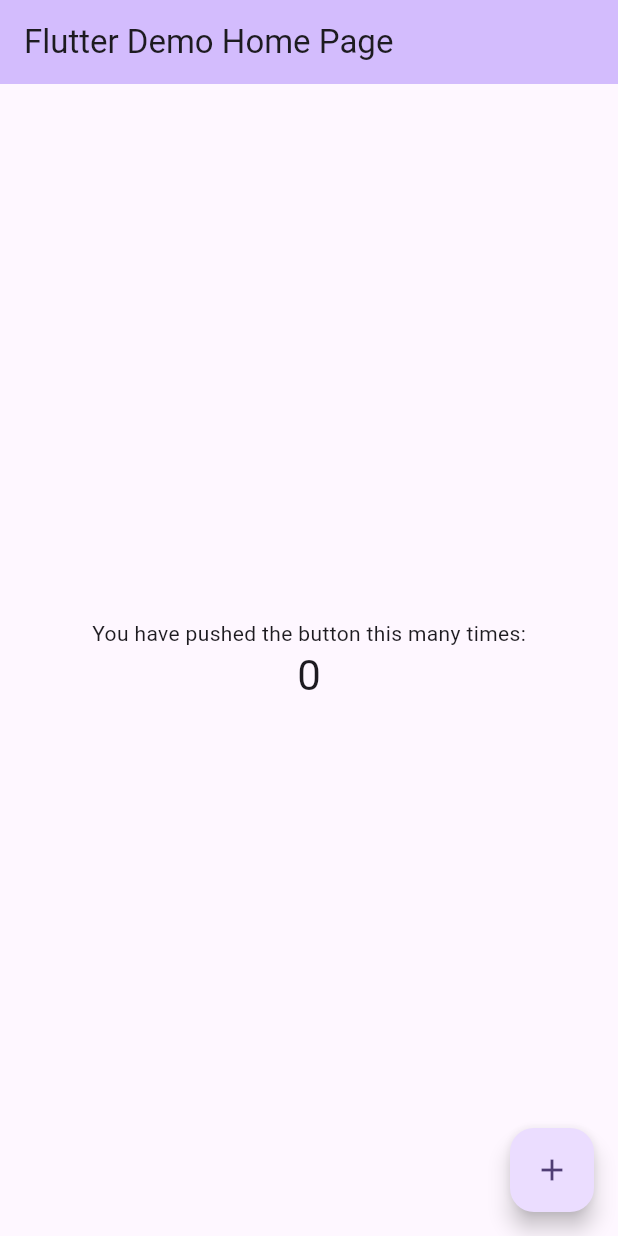
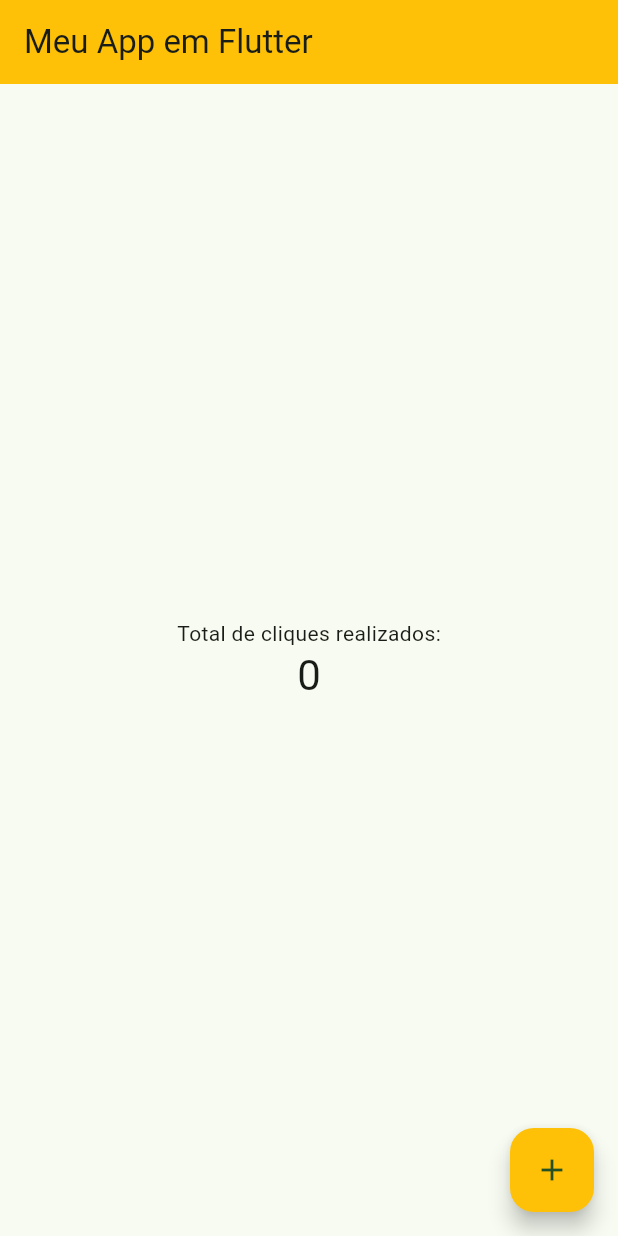
Before and after one commit to roni-ry/meuappflutter, a Flutter app: the screen it shows after launch, on a phone screen of 412 x 824 dp. Run offline on Flutter 3.47's test engine with Material 2 defaults, Android fonts, the phone set to English and light mode, and no system bars.

Commit message:
with the following changes in cores and texts

```diff
--- a/lib/main.dart
+++ b/lib/main.dart
@@ -13,25 +13,10 @@ class MyApp extends StatelessWidget {
     return MaterialApp(
       title: 'Flutter Demo',
       theme: ThemeData(
-        // This is the theme of your application.
-        //
-        // TRY THIS: Try running your application with "flutter run". You'll see
-        // the application has a blue toolbar. Then, without quitting the app,
-        // try changing the seedColor in the colorScheme below to Colors.green
-        // and then invoke "hot reload" (save your changes or press the "hot
-        // reload" button in a Flutter-supported IDE, or press "r" if you used
-        // the command line to start the app).
-        //
-        // Notice that the counter didn't reset back to zero; the application
-        // state is not lost during the reload. To reset the state, use hot
-        // restart instead.
-        //
-        // This works for code too, not just values: Most code changes can be
-        // tested with just a hot reload.
-        colorScheme: ColorScheme.fromSeed(seedColor: Colors.deepPurple),
+        colorScheme: ColorScheme.fromSeed(seedColor: Colors.green),
         useMaterial3: true,
       ),
-      home: const MyHomePage(title: 'Flutter Demo Home Page'),
+      home: const MyHomePage(title: 'Meu App em Flutter'),
     );
   }
 }
@@ -39,14 +24,7 @@ class MyApp extends StatelessWidget {
 class MyHomePage extends StatefulWidget {
   const MyHomePage({super.key, required this.title});
 
-  // This widget is the home page of your application. It is stateful, meaning
-  // that it has a State object (defined below) that contains fields that affect
-  // how it looks.
-
-  // This class is the configuration for the state. It holds the values (in this
-  // case the title) provided by the parent (in this case the App widget) and
-  // used by the build method of the State. Fields in a Widget subclass are
-  // always marked "final".
+  // Fields in a Widget subclass are always "final".
 
   final String title;
 
@@ -59,29 +37,23 @@ class _MyHomePageState extends State<MyHomePage> {
 
   void _incrementCounter() {
     setState(() {
-      // This call to setState tells the Flutter framework that something has
-      // changed in this State, which causes it to rerun the build method below
-      // so that the display can reflect the updated values. If we changed
-      // _counter without calling setState(), then the build method would not be
-      // called again, and so nothing would appear to happen.
+      //This call to setState tells the Flutter framework that something has happened
+      // which causes it to re-execute the construction method below
+      // so the display can reflect the updated values.
       _counter++;
     });
   }
 
   @override
   Widget build(BuildContext context) {
-    // This method is rerun every time setState is called, for instance as done
-    // by the _incrementCounter method above.
-    //
-    // The Flutter framework has been optimized to make rerunning build methods
-    // fast, so that you can just rebuild anything that needs updating rather
-    // than having to individually change instances of widgets.
+    // Este método é executado novamente toda vez que setState é chamado, por exemplo, como feito
+    // pelo método _incrementCounter acima.
     return Scaffold(
       appBar: AppBar(
         // TRY THIS: Try changing the color here to a specific color (to
         // Colors.amber, perhaps?) and trigger a hot reload to see the AppBar
         // change color while the other colors stay the same.
-        backgroundColor: Theme.of(context).colorScheme.inversePrimary,
+        backgroundColor: Colors.amber,
         // Here we take the value from the MyHomePage object that was created by
         // the App.build method, and use it to set our appbar title.
         title: Text(widget.title),
@@ -90,23 +62,18 @@ class _MyHomePageState extends State<MyHomePage> {
         // Center is a layout widget. It takes a single child and positions it
         // in the middle of the parent.
         child: Column(
-          // Column is also a layout widget. It takes a list of children and
-          // arranges them vertically. By default, it sizes itself to fit its
-          // children horizontally, and tries to be as tall as its parent.
-          //
-          // Column has various properties to control how it sizes itself and
-          // how it positions its children. Here we use mainAxisAlignment to
-          // center the children vertically; the main axis here is the vertical
-          // axis because Columns are vertical (the cross axis would be
-          // horizontal).
-          //
-          // TRY THIS: Invoke "debug painting" (choose the "Toggle Debug Paint"
-          // action in the IDE, or press "p" in the console), to see the
-          // wireframe for each widget.
+          //Here we use mainAxisAlignment to center the children vertically; the main axis here is the vertical axis because the columns are vertical (the transverse axis would be horizontal).
+          //I.e,
+          //To ROW
+          //mainAxisalingment works horizontally
+          //crossAxisAlignment works vertically;
+          //For Column
+          //mainAxisalingment works vertically
+          //crossAxisAlignment works horizontally;
           mainAxisAlignment: MainAxisAlignment.center,
           children: <Widget>[
             const Text(
-              'You have pushed the button this many times:',
+              'Total de cliques realizados:',
             ),
             Text(
               '$_counter',
@@ -116,6 +83,7 @@ class _MyHomePageState extends State<MyHomePage> {
         ),
       ),
       floatingActionButton: FloatingActionButton(
+        backgroundColor: Colors.amber,
         onPressed: _incrementCounter,
         tooltip: 'Increment',
         child: const Icon(Icons.add),
```
